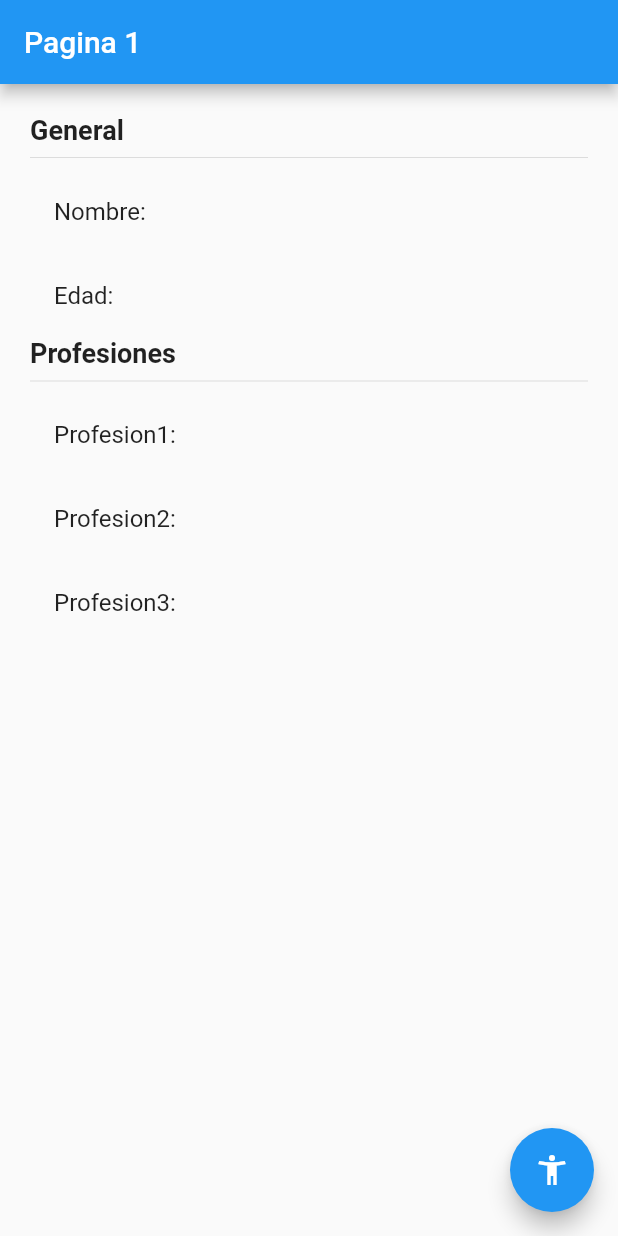
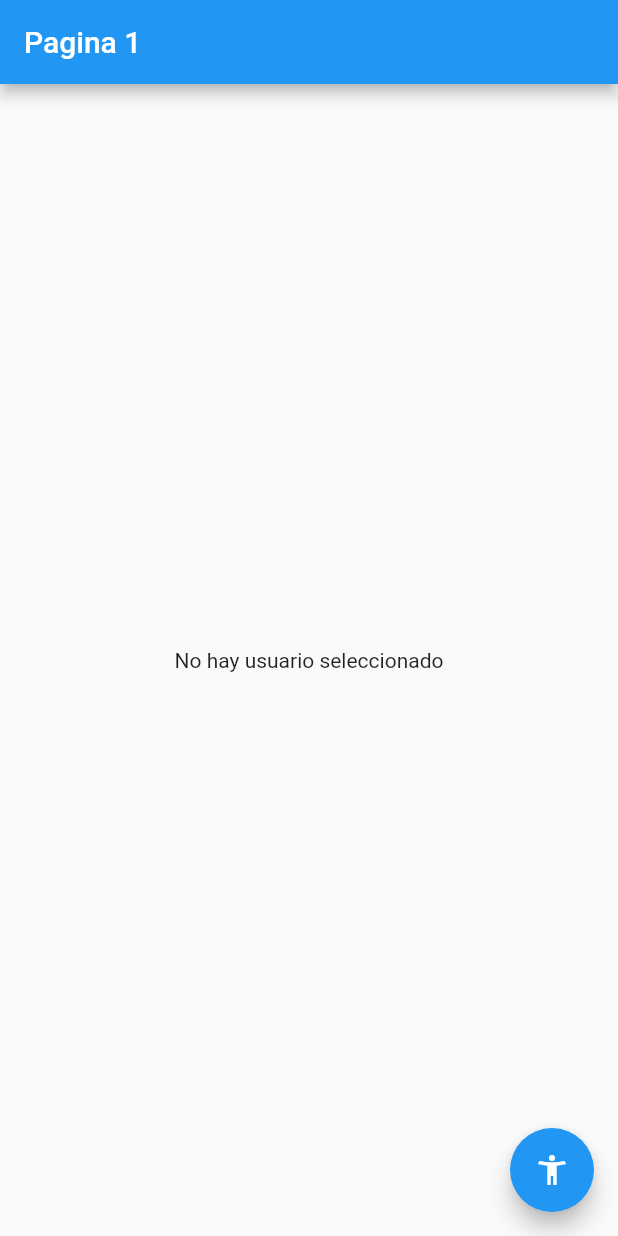
Before and after one commit to CH1GU1/estados_app, a Flutter app: the screen it shows after launch, on a phone screen of 412 x 824 dp. Run offline on Flutter 3.47's test engine with Material 2 defaults, Android fonts, the phone set to English and light mode, and no system bars; our stand-ins replace get.

Commit message:
S15 - V174 - Fin GetX

```diff
--- /dev/null
+++ b/lib/controllers/usuario_controller.dart
@@ -0,0 +1,28 @@
+import 'package:get/get.dart';
+import 'package:estados_app/models/usuario.dart';
+
+class UsuarioController extends GetxController {
+  var existeUsuario = false.obs;
+  var usuario = Usuario().obs;
+
+  int get profesionesCount {
+    return usuario.value.profesiones.length;
+  }
+
+  void cargarUsuario(Usuario user) {
+    existeUsuario.value = true;
+    usuario.value = user;
+  }
+
+  void cambiarEdad(int edad) {
+    usuario.update((val) {
+      val!.edad = edad;
+    });
+  }
+
+  void agregarProfesion(String profesion) {
+    usuario.update((val) {
+      val!.profesiones = [...val.profesiones, profesion];
+    });
+  }
+}
--- a/lib/main.dart
+++ b/lib/main.dart
@@ -1,5 +1,6 @@
 import 'package:estados_app/pages/pagina1_page.dart';
 import 'package:flutter/material.dart';
+import 'package:get/get.dart';
 
 import 'pages/pagina2_page.dart';
 
@@ -10,14 +11,18 @@ class MyApp extends StatelessWidget {
 
   @override
   Widget build(BuildContext context) {
-    return MaterialApp(
+    return GetMaterialApp(
       debugShowCheckedModeBanner: false,
       title: 'Material App',
       initialRoute: 'pagina1',
-      routes: {
-        'pagina1': (_) => Pagina1Page(),
-        'pagina2': (_) => Pagina2Page(),
-      },
+      // routes: {
+      //   'pagina1': (_) => Pagina1Page(),
+      //   'pagina2': (_) => Pagina2Page(),
+      // },
+      getPages: [
+        GetPage(name: '/pagina1', page: () => Pagina1Page()),
+        GetPage(name: '/pagina2', page: () => Pagina2Page()),
+      ],
     );
   }
 }
--- a/lib/models/usuario.dart
+++ b/lib/models/usuario.dart
@@ -1,7 +1,7 @@
 class Usuario {
   String? nombre;
   int? edad;
-  List<String>? profesiones;
+  List<String> profesiones;
 
-  Usuario({this.nombre, this.edad, this.profesiones});
+  Usuario({this.nombre, this.edad, this.profesiones = const []});
 }
--- a/lib/pages/pagina1_page.dart
+++ b/lib/pages/pagina1_page.dart
@@ -1,25 +1,45 @@
+import 'package:estados_app/controllers/usuario_controller.dart';
+import 'package:estados_app/models/usuario.dart';
 import 'package:flutter/material.dart';
+import 'package:get/get.dart';
 
 class Pagina1Page extends StatelessWidget {
   const Pagina1Page({super.key});
 
   @override
   Widget build(BuildContext context) {
+    final usuarioCtrl = Get.put(UsuarioController());
+
     return Scaffold(
       appBar: AppBar(
         title: const Text('Pagina 1'),
       ),
-      body: const InformacionUsuario(),
+      body: Obx(() => usuarioCtrl.existeUsuario.value
+          ? InformacionUsuario(user: usuarioCtrl.usuario.value)
+          : const NoInfo()),
       floatingActionButton: FloatingActionButton(
-        child: const Icon(Icons.accessibility_new),
-        onPressed: () => Navigator.pushNamed(context, 'pagina2'),
-      ),
+          child: const Icon(Icons.accessibility_new),
+          // onPressed: () => Navigator.pushNamed(context, 'pagina2'),
+          onPressed: () => Get.toNamed('pagina2')),
+    );
+  }
+}
+
+class NoInfo extends StatelessWidget {
+  const NoInfo({super.key});
+
+  @override
+  Widget build(BuildContext context) {
+    return const Center(
+      child: Text('No hay usuario seleccionado'),
     );
   }
 }
 
 class InformacionUsuario extends StatelessWidget {
-  const InformacionUsuario({super.key});
+  final Usuario user;
+
+  const InformacionUsuario({super.key, required this.user});
 
   @override
   Widget build(BuildContext context) {
@@ -27,34 +47,28 @@ class InformacionUsuario extends StatelessWidget {
       width: double.infinity,
       height: double.infinity,
       padding: const EdgeInsets.all(20),
-      child: const Column(
+      child: Column(
         crossAxisAlignment: CrossAxisAlignment.start,
         children: [
-          Text(
+          const Text(
             'General',
             style: TextStyle(fontSize: 18, fontWeight: FontWeight.bold),
           ),
-          Divider(),
+          const Divider(),
           ListTile(
-            title: Text('Nombre: '),
+            title: Text('Nombre: ${user.nombre}'),
           ),
           ListTile(
-            title: Text('Edad: '),
+            title: Text('Edad: ${user.edad}'),
           ),
-          Text(
+          const Text(
             'Profesiones',
             style: TextStyle(fontSize: 18, fontWeight: FontWeight.bold),
           ),
-          Divider(),
-          ListTile(
-            title: Text('Profesion1: '),
-          ),
-          ListTile(
-            title: Text('Profesion2: '),
-          ),
-          ListTile(
-            title: Text('Profesion3: '),
-          ),
+          const Divider(),
+          ...user.profesiones.map((profesion) => ListTile(
+                title: Text(profesion),
+              ))
         ],
       ),
     );
--- a/pubspec.yaml
+++ b/pubspec.yaml
@@ -35,6 +35,7 @@ dependencies:
   # The following adds the Cupertino Icons font to your application.
   # Use with the CupertinoIcons class for iOS style icons.
   cupertino_icons: ^1.0.2
+  get: ^4.6.5
 
 dev_dependencies:
   flutter_test:
```
Also changed, not shown: lib/pages/pagina2_page.dart (+31 -7 lines), pubspec.lock.
